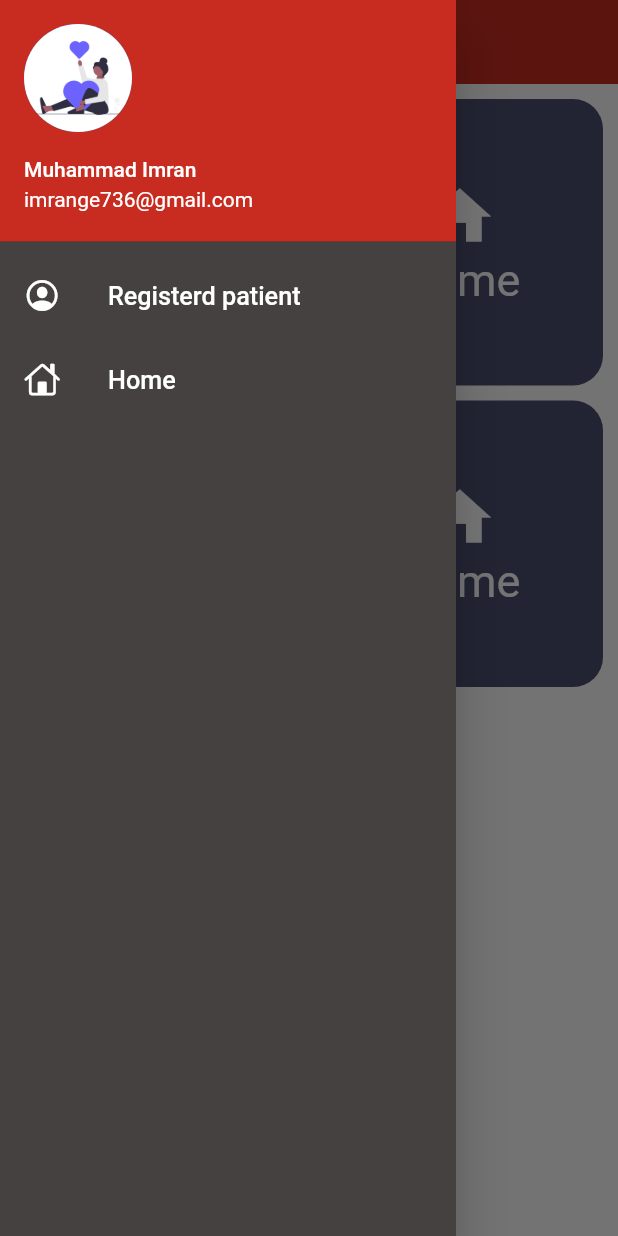
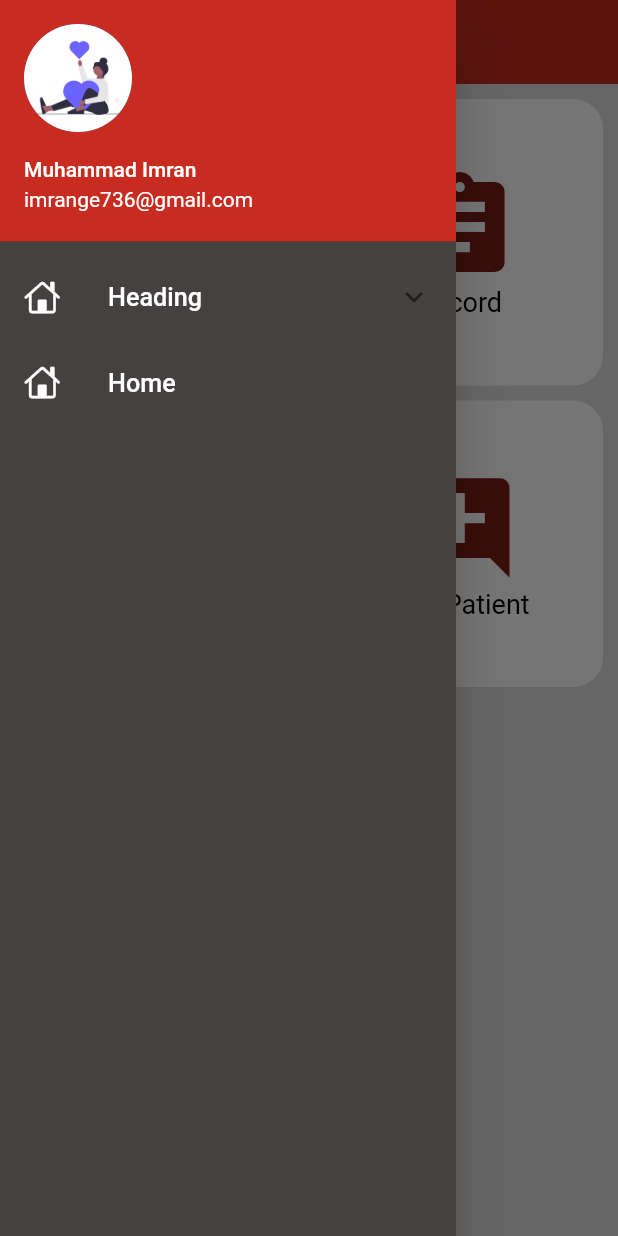
Before and after one commit to marooti/login_Page, a Flutter app: the HomePage screen opened by its route, with the side drawer open, on a phone screen of 412 x 824 dp. Run offline on Flutter 3.47's test engine with Material 2 defaults, Android fonts, the phone set to English and light mode, and no system bars.

Commit message:
drop down add in menu

```diff
--- a/lib/pages/home_page.dart
+++ b/lib/pages/home_page.dart
@@ -8,6 +8,7 @@ class HomePage extends StatelessWidget {
   Widget build(BuildContext context) {
     String name = "Imran";
     return Scaffold(
+      backgroundColor: Color.fromARGB(235, 219, 219, 219),
       appBar: AppBar(
         backgroundColor: Color.fromARGB(255, 200, 44, 32),
         elevation: 0.0,
@@ -28,50 +29,51 @@ class HomePage extends StatelessWidget {
             padding: const EdgeInsets.all(10),
             children: [
               Container(decoration: BoxDecoration(
-                borderRadius:BorderRadius.circular(20),color:Color.fromARGB(255, 76, 79, 112),
+                borderRadius:BorderRadius.circular(20),color:Color.fromARGB(255, 255, 255, 255),
               ),
               child: Column(
                 mainAxisAlignment: MainAxisAlignment.center,
                 children: [
 
-                  Icon(Icons.home, size: 50, color: Colors.white,),
-                  Text("Home",style: TextStyle(color: Colors.white,fontSize: 30),)
+                  Icon(Icons.person, size: 80, color: Color.fromARGB(255, 123, 29, 22),),
+                  Text("Register patient",style: TextStyle(color: Colors.black,fontSize: 18),)
                 ],
               ),
               ),
                Container(decoration: BoxDecoration(
-                borderRadius:BorderRadius.circular(20),color:Color.fromARGB(255, 76, 79, 112),
+                borderRadius:BorderRadius.circular(20),color:Color.fromARGB(255, 255, 255, 255),
               ),
               child: Column(
                 mainAxisAlignment: MainAxisAlignment.center,
                 children: [
 
-                  Icon(Icons.home, size: 50, color: Colors.white,),
-                  Text("Home",style: TextStyle(color: Colors.white,fontSize: 30),)
+                  Icon(Icons.assignment, size: 80, color: Color.fromARGB(255, 123, 29, 22),),
+                  Text("Record",style: TextStyle(color: Colors.black,fontSize: 18),)
                 ],
               ),
               ),
                Container(decoration: BoxDecoration(
-                borderRadius:BorderRadius.circular(20),color:Color.fromARGB(255, 76, 79, 112),
+                borderRadius:BorderRadius.circular(20),color:Color.fromARGB(255, 255, 255, 255),
               ),
               child: Column(
                 mainAxisAlignment: MainAxisAlignment.center,
                 children: [
 
-                  Icon(Icons.home, size: 50, color: Colors.white,),
-                  Text("Home",style: TextStyle(color: Colors.white,fontSize: 30),)
+                  Icon(Icons.house, size: 80, color: Color.fromARGB(255, 123, 29, 22),),
+                  Text("Detail of Patient",style: TextStyle(color: Colors.black,fontSize: 18),)
                 ],
               ),
               ),
                Container(decoration: BoxDecoration(
-                borderRadius:BorderRadius.circular(20),color:Color.fromARGB(255, 76, 79, 112),
+                borderRadius:BorderRadius.circular(20),color:Color.fromARGB(255, 255, 255, 255),
               ),
               child: Column(
                 mainAxisAlignment: MainAxisAlignment.center,
                 children: [
 
-                  Icon(Icons.home, size: 50, color: Colors.white,),
-                  Text("Home",style: TextStyle(color: Colors.white,fontSize: 30),)
+                  Icon(Icons.add_comment, size: 80, color: Color.fromARGB(255, 123, 29, 22),),
+                  Text("Add Patient",style: TextStyle(color: Colors.black,fontSize: 18),
+                  )
                 ],
               ),
               ),
--- a/lib/widgets/drawer.dart
+++ b/lib/widgets/drawer.dart
@@ -26,19 +26,52 @@ class MyDrawer extends StatelessWidget {
                 ),
               ),
             ),
-            ListTile(
+             ExpansionTile(
               leading: Icon(
-                CupertinoIcons.profile_circled,
+                CupertinoIcons.home,
                 color: Colors.white,
               ),
-              title: Text(
-                "Registerd patient",
-                textScaleFactor: 1.2,
-                style: TextStyle(
-                  color: Colors.white,
+          title: Text('Heading',
+          textScaleFactor: 1.2,
+          style: TextStyle(
+            color: Colors.white,
+          ),
+
+          ),
+          children: <Widget>[
+            Center(
+              child: Padding(
+                padding: new EdgeInsets.only(
+                  left: 70,
+                ),
+                child: Align(
+                  alignment: Alignment.topLeft,
+                  child: Column(
+                    mainAxisAlignment: MainAxisAlignment.end,
+                    mainAxisSize: MainAxisSize.max,
+                    children: <Widget>[
+                      Text('subHeading1',
+                      textScaleFactor: 1.1,
+                      style: TextStyle(
+                        color: Colors.white,
+                      ),
+                      ),
+                      SizedBox(
+                        height: 10.0,
+                      ),
+                      Text('subHeading1',
+                      textScaleFactor: 1.1,
+                      style: TextStyle(
+                        color: Colors.white,
+                      ),
+                      ),
+                    ],
+                  ),
                 ),
               ),
             ),
+          ],
+        ),
             ListTile(
               leading: Icon(
                 CupertinoIcons.home,
```
